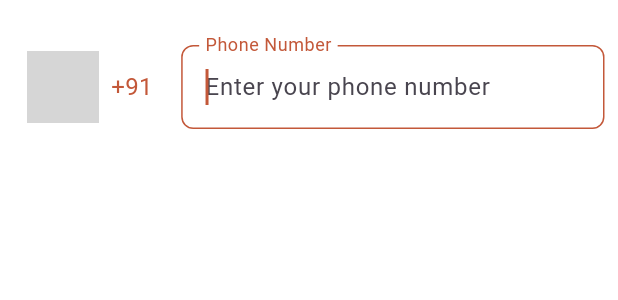
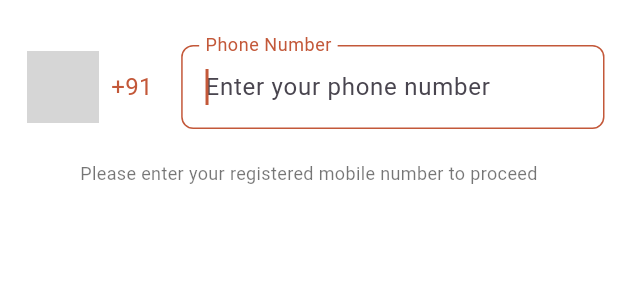
Before and after one commit to UtkarshChakrwarti/Hello-NITR-app, a Flutter app: the NoSimCardWidget widget shown alone on an empty page, opened directly with empty values, on a phone screen of 412 x 824 dp. Shown: the top 300 px of the screen. Run offline on Flutter 3.47's test engine with Material 3 defaults, Android fonts, the phone set to English and light mode, and no system bars; our stand-ins replace cached_network_image, dropdown_search, flutter_local_notifications, flutter_secure_storage, font_awesome_flutter, infinite_scroll_pagination and 8 more; missing offline and left inert: flag, flutter_udid, otp, simnumber; accounts and stored records are empty; grey boxes are pictures that could not be loaded.

Commit message:
added warning in no sim

```diff
--- a/lib/core/utils/dialogs_and_prompts.dart
+++ b/lib/core/utils/dialogs_and_prompts.dart
@@ -58,10 +58,10 @@ class DialogsAndPrompts {
           ),
           title: const Row(
             children: [
-              Icon(Icons.exit_to_app_rounded, color: AppColors.primaryColor),
+              Icon(Icons.info, color: AppColors.primaryColor),
               SizedBox(width: 10),
               Text(
-                'Exit',
+                'Confirm',
                 style: TextStyle(
                   color: AppColors.primaryColor,
                   fontWeight: FontWeight.bold,
@@ -70,7 +70,7 @@ class DialogsAndPrompts {
             ],
           ),
           content: const Text(
-            'Are you sure you want to leave?',
+            'Are you sure you want to go back to the login screen?',
             style: TextStyle(fontSize: 16),
           ),
           actions: [
--- a/lib/screens/sim/widgets/no_sim_card_widget.dart
+++ b/lib/screens/sim/widgets/no_sim_card_widget.dart
@@ -31,7 +31,8 @@ class _NoSimCardWidgetState extends State<NoSimCardWidget> {
   }
 
   void _onPhoneNumberChanged(String value) {
-    String filteredValue = value.replaceAll(RegExp(r'\D'), ''); // Remove all non-numeric characters
+    String filteredValue = value.replaceAll(
+        RegExp(r'\D'), ''); // Remove all non-numeric characters
     if (filteredValue.length <= 10) {
       _textFieldController.value = TextEditingValue(
         text: filteredValue,
@@ -57,7 +58,8 @@ class _NoSimCardWidgetState extends State<NoSimCardWidget> {
             crossAxisAlignment: CrossAxisAlignment.center,
             children: [
               Container(
-                padding: const EdgeInsets.symmetric(horizontal: 8, vertical: 14),
+                padding:
+                    const EdgeInsets.symmetric(horizontal: 8, vertical: 14),
                 decoration: BoxDecoration(
                   border: Border.all(color: Colors.transparent),
                   borderRadius: BorderRadius.circular(8),
@@ -72,7 +74,8 @@ class _NoSimCardWidgetState extends State<NoSimCardWidget> {
                     SizedBox(width: 8),
                     Text(
                       '+91',
-                      style: TextStyle(color: AppColors.primaryColor, fontSize: 16),
+                      style: TextStyle(
+                          color: AppColors.primaryColor, fontSize: 16),
                     ),
                   ],
                 ),
@@ -103,6 +106,17 @@ class _NoSimCardWidgetState extends State<NoSimCardWidget> {
               ),
             ],
           ),
+          const SizedBox(height: 10),
+          const Center(
+            child: Text(
+              'Please enter your registered mobile number to proceed',
+              style: TextStyle(
+                fontSize: 12,
+                color: Colors.black54,
+              ),
+              textAlign: TextAlign.center,
+            ),
+          ),
         ],
       ),
     );
```
